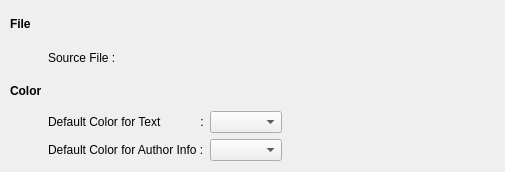
vesgel/rollingboard, file plasmoid/contents/ui/generalconfig.ui: the form before one commit.
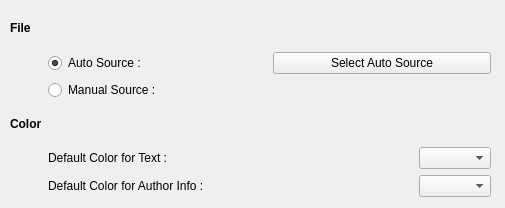
The form after the commit. Custom widgets are drawn as their Qt base class.

The edit to the form file:
```diff
--- a/plasmoid/contents/ui/generalconfig.ui
+++ b/plasmoid/contents/ui/generalconfig.ui
@@ -7,13 +7,13 @@
     <x>0</x>
     <y>0</y>
     <width>505</width>
-    <height>172</height>
+    <height>208</height>
    </rect>
   </property>
   <property name="minimumSize">
    <size>
-    <width>490</width>
-    <height>172</height>
+    <width>505</width>
+    <height>208</height>
    </size>
   </property>
   <property name="windowTitle">
@@ -25,7 +25,7 @@
      <x>10</x>
      <y>10</y>
      <width>481</width>
-     <height>151</height>
+     <height>187</height>
     </rect>
    </property>
    <layout class="QGridLayout" name="gridLayout_2">
@@ -55,21 +55,7 @@
       </property>
      </spacer>
     </item>
-    <item row="1" column="1">
-     <layout class="QHBoxLayout" name="horizontalLayout">
-      <item>
-       <widget class="QLabel" name="lbl_sourceFile">
-        <property name="text">
-         <string>Source File :</string>
-        </property>
-       </widget>
-      </item>
-      <item>
-       <widget class="KUrlRequester" name="sourceFile"/>
-      </item>
-     </layout>
-    </item>
-    <item row="2" column="0">
+    <item row="3" column="0">
      <widget class="QLabel" name="label">
       <property name="font">
        <font>
@@ -82,12 +68,12 @@
       </property>
      </widget>
     </item>
-    <item row="3" column="1">
+    <item row="4" column="1">
      <layout class="QGridLayout" name="gridLayout">
       <item row="0" column="0">
        <widget class="QLabel" name="lbl_textColor">
         <property name="text">
-         <string>Default Color for Text            :</string>
+         <string>Default Color for Text :</string>
         </property>
        </widget>
       </item>
@@ -112,7 +98,7 @@
         </property>
        </widget>
       </item>
-      <item row="0" column="3">
+      <item row="0" column="1">
        <spacer name="horizontalSpacer">
         <property name="orientation">
          <enum>Qt::Horizontal</enum>
@@ -127,6 +113,47 @@
       </item>
      </layout>
     </item>
+    <item row="1" column="1">
+     <layout class="QGridLayout" name="gridLayout_3">
+      <item row="0" column="0">
+       <widget class="QRadioButton" name="rdb_autoSource">
+        <property name="sizePolicy">
+         <sizepolicy hsizetype="Minimum" vsizetype="Fixed">
+          <horstretch>0</horstretch>
+          <verstretch>0</verstretch>
+         </sizepolicy>
+        </property>
+        <property name="text">
+         <string>Auto Source :</string>
+        </property>
+        <property name="checked">
+         <bool>true</bool>
+        </property>
+       </widget>
+      </item>
+      <item row="1" column="0">
+       <widget class="QRadioButton" name="rdb_manualSource">
+        <property name="text">
+         <string>Manual Source :</string>
+        </property>
+       </widget>
+      </item>
+      <item row="1" column="1">
+       <widget class="KUrlRequester" name="manualSource">
+        <property name="enabled">
+         <bool>true</bool>
+        </property>
+       </widget>
+      </item>
+      <item row="0" column="1">
+       <widget class="QPushButton" name="autoSource">
+        <property name="text">
+         <string>Select Auto Source</string>
+        </property>
+       </widget>
+      </item>
+     </layout>
+    </item>
    </layout>
   </widget>
  </widget>
```
